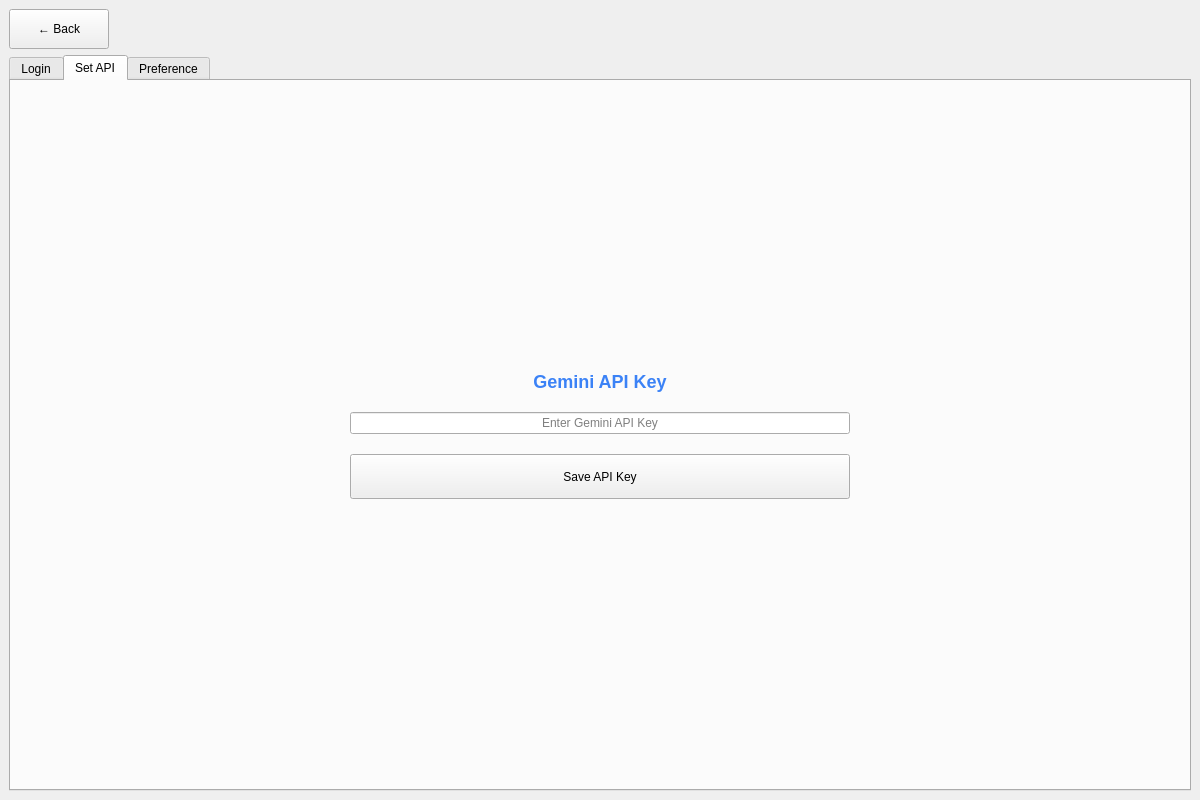
Before: the Qt Designer form gui/ui/sitting.ui in s1lently/canvas_decon, drawn with Qt 5.
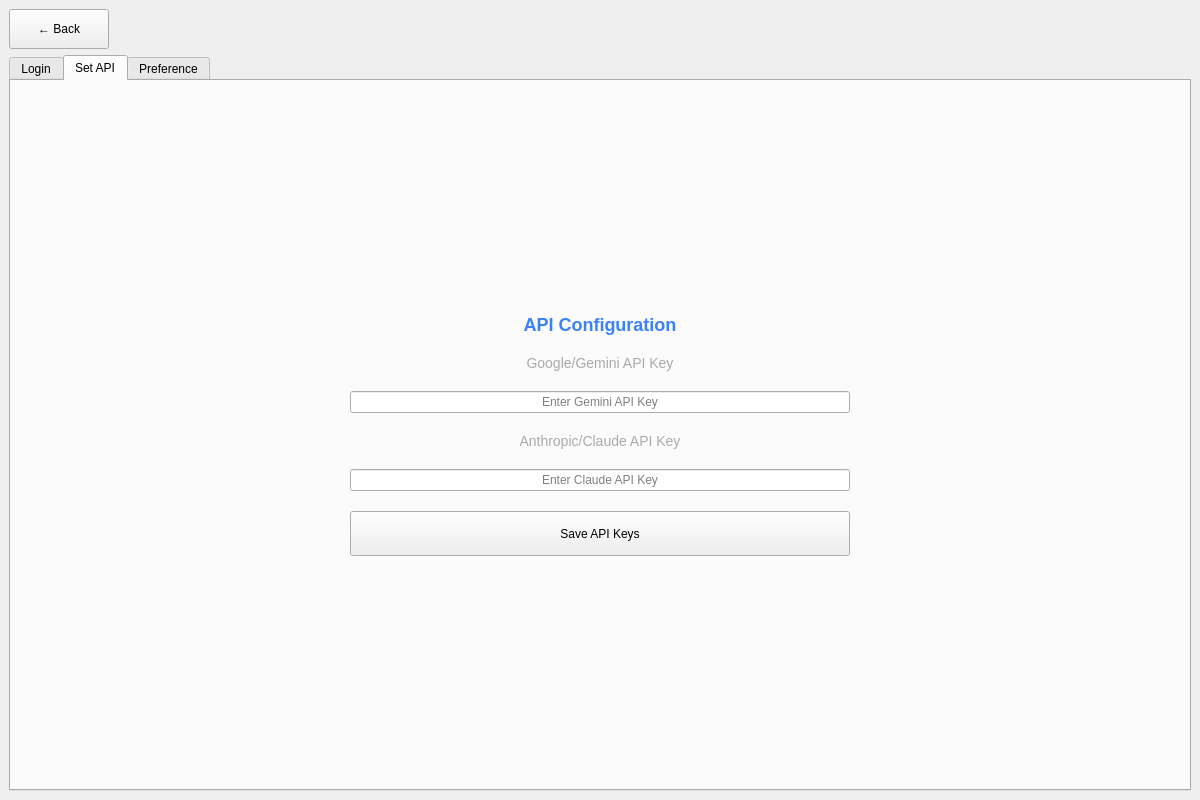
After: the same form once the commit is applied. The open tabs and pages were chosen to show the change.

Diff of the .ui file:
```diff
--- a/gui/ui/sitting.ui
+++ b/gui/ui/sitting.ui
@@ -263,7 +263,7 @@
             <item>
              <widget class="QLabel" name="apiTitleLabel">
               <property name="text">
-               <string>Gemini API Key</string>
+               <string>API Configuration</string>
               </property>
               <property name="styleSheet">
                <string>font-size: 18px; font-weight: bold; color: #3b82f6;</string>
@@ -273,6 +273,19 @@
               </property>
              </widget>
             </item>
+            <item>
+             <widget class="QLabel" name="geminiApiLabel">
+              <property name="text">
+               <string>Google/Gemini API Key</string>
+              </property>
+              <property name="styleSheet">
+               <string>font-size: 14px; color: #aaa;</string>
+              </property>
+              <property name="alignment">
+               <set>Qt::AlignCenter</set>
+              </property>
+             </widget>
+            </item>
             <item>
              <widget class="QLineEdit" name="geminiApiInput">
               <property name="placeholderText">
@@ -292,10 +305,42 @@
               </property>
              </widget>
             </item>
+            <item>
+             <widget class="QLabel" name="claudeApiLabel">
+              <property name="text">
+               <string>Anthropic/Claude API Key</string>
+              </property>
+              <property name="styleSheet">
+               <string>font-size: 14px; color: #aaa;</string>
+              </property>
+              <property name="alignment">
+               <set>Qt::AlignCenter</set>
+              </property>
+             </widget>
+            </item>
+            <item>
+             <widget class="QLineEdit" name="claudeApiInput">
+              <property name="placeholderText">
+               <string>Enter Claude API Key</string>
+              </property>
+              <property name="minimumHeight">
+               <number>45</number>
+              </property>
+              <property name="alignment">
+               <set>Qt::AlignCenter</set>
+              </property>
+              <property name="minimumWidth">
+               <number>500</number>
+              </property>
+              <property name="maximumWidth">
+               <number>500</number>
+              </property>
+             </widget>
+            </item>
             <item>
              <widget class="QPushButton" name="saveApiBtn">
               <property name="text">
-               <string>Save API Key</string>
+               <string>Save API Keys</string>
               </property>
               <property name="minimumSize">
                <size>
```
